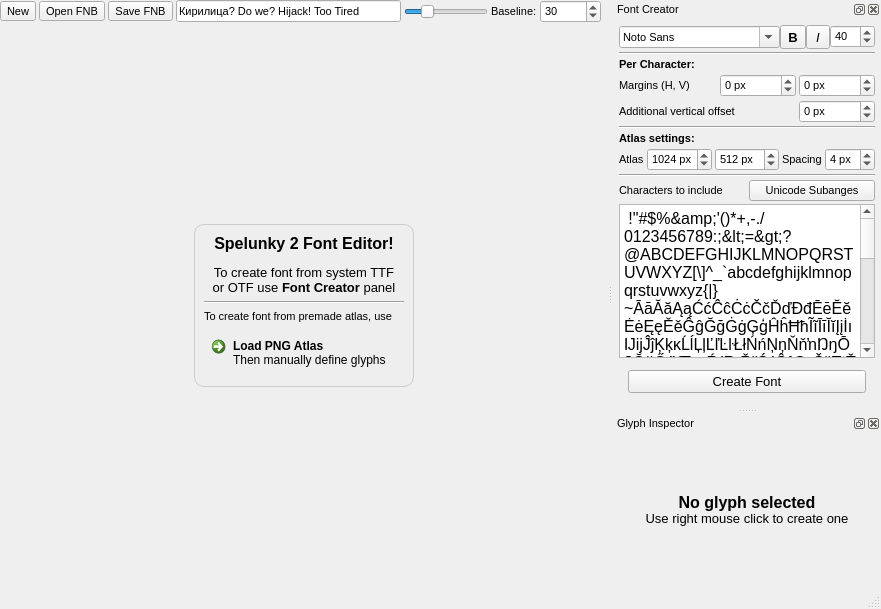
The window that mainwindow.ui (spelunky-fyi/Spelunky-2-Font-Editor) describes before a commit, drawn with Qt 5.
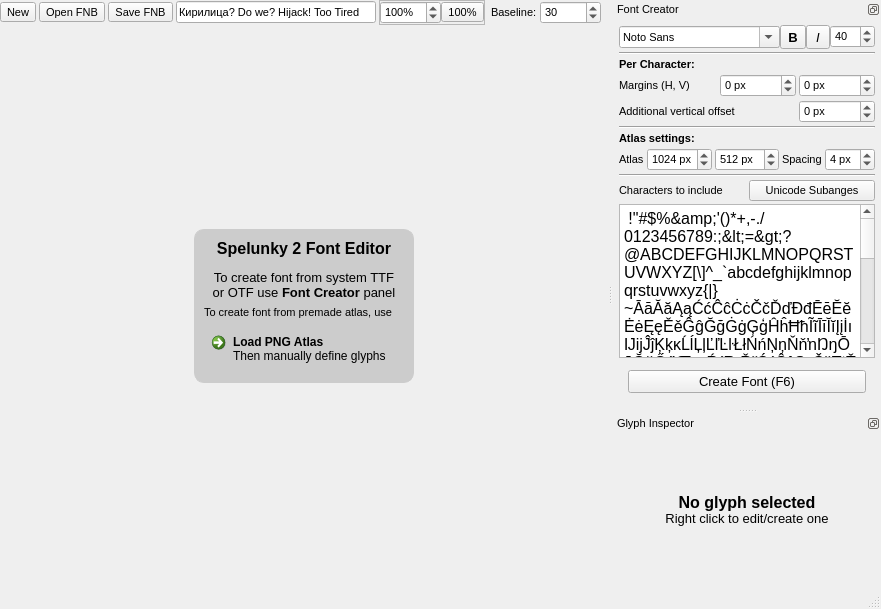
The same window after the commit. The open tabs and pages were chosen to show the change.

Commit message: Added keyboard control of current glyph, also spacing in the texture atlas packer

What changed in the file:
```diff
--- a/mainwindow.ui
+++ b/mainwindow.ui
@@ -38,14 +38,86 @@
     <property name="verticalSpacing">
      <number>0</number>
     </property>
-    <item row="0" column="3">
-     <widget class="QLineEdit" name="lineEdit">
+    <item row="0" column="2">
+     <widget class="QToolButton" name="saveFont">
+      <property name="sizePolicy">
+       <sizepolicy hsizetype="Fixed" vsizetype="Fixed">
+        <horstretch>0</horstretch>
+        <verstretch>0</verstretch>
+       </sizepolicy>
+      </property>
       <property name="text">
-       <string>Кирилица? Do we? Hijack! Too Tired</string>
+       <string>Save FNB</string>
       </property>
      </widget>
     </item>
-    <item row="0" column="6">
+    <item row="0" column="4">
+     <widget class="QFrame" name="frame_2">
+      <property name="frameShape">
+       <enum>QFrame::StyledPanel</enum>
+      </property>
+      <property name="frameShadow">
+       <enum>QFrame::Raised</enum>
+      </property>
+      <layout class="QHBoxLayout" name="horizontalLayout">
+       <property name="spacing">
+        <number>0</number>
+       </property>
+       <property name="leftMargin">
+        <number>0</number>
+       </property>
+       <property name="topMargin">
+        <number>0</number>
+       </property>
+       <property name="rightMargin">
+        <number>0</number>
+       </property>
+       <property name="bottomMargin">
+        <number>0</number>
+       </property>
+       <item>
+        <widget class="QSpinBox" name="zoomPercent">
+         <property name="sizePolicy">
+          <sizepolicy hsizetype="Fixed" vsizetype="Fixed">
+           <horstretch>0</horstretch>
+           <verstretch>0</verstretch>
+          </sizepolicy>
+         </property>
+         <property name="suffix">
+          <string>%</string>
+         </property>
+         <property name="minimum">
+          <number>20</number>
+         </property>
+         <property name="maximum">
+          <number>3200</number>
+         </property>
+         <property name="singleStep">
+          <number>20</number>
+         </property>
+         <property name="value">
+          <number>100</number>
+         </property>
+        </widget>
+       </item>
+       <item>
+        <widget class="QToolButton" name="zoom100">
+         <property name="text">
+          <string>100%</string>
+         </property>
+        </widget>
+       </item>
+      </layout>
+     </widget>
+    </item>
+    <item row="0" column="0">
+     <widget class="QToolButton" name="newFont">
+      <property name="text">
+       <string>New</string>
+      </property>
+     </widget>
+    </item>
+    <item row="0" column="7">
      <widget class="QSpinBox" name="fontBaseline">
       <property name="minimumSize">
        <size>
@@ -64,60 +136,6 @@
       </property>
      </widget>
     </item>
-    <item row="0" column="4">
-     <widget class="QSlider" name="horizontalSlider">
-      <property name="sizePolicy">
-       <sizepolicy hsizetype="Preferred" vsizetype="Fixed">
-        <horstretch>0</horstretch>
-        <verstretch>0</verstretch>
-       </sizepolicy>
-      </property>
-      <property name="maximumSize">
-       <size>
-        <width>16777215</width>
-        <height>16777215</height>
-       </size>
-      </property>
-      <property name="minimum">
-       <number>10</number>
-      </property>
-      <property name="maximum">
-       <number>400</number>
-      </property>
-      <property name="value">
-       <number>100</number>
-      </property>
-      <property name="orientation">
-       <enum>Qt::Horizontal</enum>
-      </property>
-     </widget>
-    </item>
-    <item row="0" column="5">
-     <widget class="QLabel" name="label_3">
-      <property name="sizePolicy">
-       <sizepolicy hsizetype="Fixed" vsizetype="Preferred">
-        <horstretch>0</horstretch>
-        <verstretch>0</verstretch>
-       </sizepolicy>
-      </property>
-      <property name="text">
-       <string>Baseline:</string>
-      </property>
-     </widget>
-    </item>
-    <item row="0" column="2">
-     <widget class="QToolButton" name="saveFont">
-      <property name="sizePolicy">
-       <sizepolicy hsizetype="Fixed" vsizetype="Fixed">
-        <horstretch>0</horstretch>
-        <verstretch>0</verstretch>
-       </sizepolicy>
-      </property>
-      <property name="text">
-       <string>Save FNB</string>
-      </property>
-     </widget>
-    </item>
     <item row="0" column="1">
      <widget class="QToolButton" name="loadFont">
       <property name="sizePolicy">
@@ -131,14 +149,14 @@
       </property>
      </widget>
     </item>
-    <item row="0" column="0">
-     <widget class="QToolButton" name="newFont">
+    <item row="0" column="3">
+     <widget class="QLineEdit" name="lineEdit">
       <property name="text">
-       <string>New</string>
+       <string>Кирилица? Do we? Hijack! Too Tired</string>
       </property>
      </widget>
     </item>
-    <item row="1" column="0" colspan="9">
+    <item row="1" column="0" colspan="10">
      <widget class="QWidget" name="frame" native="true">
       <layout class="QGridLayout" name="gridLayout_5">
        <item row="1" column="0">
@@ -196,7 +214,7 @@
        <item row="1" column="1">
         <widget class="QFrame" name="splash">
          <property name="styleSheet">
-          <string notr="true">#splash{background:#eee; border-radius:10; border:1px solid#ccc;}</string>
+          <string notr="true">#splash{background:#ccc; border-radius:10; border:1px solid#ccc;}</string>
          </property>
          <property name="frameShape">
           <enum>QFrame::StyledPanel</enum>
@@ -206,32 +224,6 @@
          </property>
          <layout class="QGridLayout" name="gridLayout_6">
           <item row="2" column="0">
-           <widget class="QLabel" name="label_19">
-            <property name="font">
-             <font>
-              <pointsize>8</pointsize>
-             </font>
-            </property>
-            <property name="text">
-             <string>To create font from premade atlas, use</string>
-            </property>
-           </widget>
-          </item>
-          <item row="0" column="0">
-           <widget class="QLabel" name="label_17">
-            <property name="font">
-             <font>
-              <pointsize>12</pointsize>
-              <weight>75</weight>
-              <bold>true</bold>
-             </font>
-            </property>
-            <property name="text">
-             <string>&lt;html&gt;&lt;head/&gt;&lt;body&gt;&lt;p align=&quot;center&quot;&gt;Spelunky 2 Font Editor!&lt;/p&gt;&lt;p align=&quot;center&quot;&gt;&lt;span style=&quot; font-size:10pt; font-weight:400;&quot;&gt;To create font from system TTF&lt;br/&gt;or OTF use &lt;/span&gt;&lt;span style=&quot; font-size:10pt;&quot;&gt;Font Creator &lt;/span&gt;&lt;span style=&quot; font-size:10pt; font-weight:400;&quot;&gt;panel&lt;/span&gt;&lt;/p&gt;&lt;/body&gt;&lt;/html&gt;</string>
-            </property>
-           </widget>
-          </item>
-          <item row="3" column="0">
            <widget class="QCommandLinkButton" name="loadPNGAtlas">
             <property name="minimumSize">
              <size>
@@ -251,9 +243,28 @@
            </widget>
           </item>
           <item row="1" column="0">
-           <widget class="Line" name="line_4">
-            <property name="orientation">
-             <enum>Qt::Horizontal</enum>
+           <widget class="QLabel" name="label_19">
+            <property name="font">
+             <font>
+              <pointsize>8</pointsize>
+             </font>
+            </property>
+            <property name="text">
+             <string>To create font from premade atlas, use</string>
+            </property>
+           </widget>
+          </item>
+          <item row="0" column="0">
+           <widget class="QLabel" name="label_17">
+            <property name="font">
+             <font>
+              <pointsize>12</pointsize>
+              <weight>75</weight>
+              <bold>true</bold>
+             </font>
+            </property>
+            <property name="text">
+             <string>&lt;html&gt;&lt;head/&gt;&lt;body&gt;&lt;p align=&quot;center&quot;&gt;Spelunky 2 Font Editor&lt;/p&gt;&lt;p align=&quot;center&quot;&gt;&lt;span style=&quot; font-size:10pt; font-weight:400;&quot;&gt;To create font from system TTF&lt;br/&gt;or OTF use &lt;/span&gt;&lt;span style=&quot; font-size:10pt;&quot;&gt;Font Creator &lt;/span&gt;&lt;span style=&quot; font-size:10pt; font-weight:400;&quot;&gt;panel&lt;/span&gt;&lt;/p&gt;&lt;/body&gt;&lt;/html&gt;</string>
             </property>
            </widget>
           </item>
@@ -263,6 +274,19 @@
       </layout>
      </widget>
     </item>
+    <item row="0" column="6">
+     <widget class="QLabel" name="label_3">
+      <property name="sizePolicy">
+       <sizepolicy hsizetype="Fixed" vsizetype="Preferred">
+        <horstretch>0</horstretch>
+        <verstretch>0</verstretch>
+       </sizepolicy>
+      </property>
+      <property name="text">
+       <string>Baseline:</string>
+      </property>
+     </widget>
+    </item>
    </layout>
   </widget>
   <widget class="QMenuBar" name="menubar">
@@ -271,12 +295,18 @@
      <x>0</x>
      <y>0</y>
      <width>881</width>
-     <height>21</height>
+     <height>22</height>
     </rect>
    </property>
   </widget>
   <widget class="QStatusBar" name="statusbar"/>
   <widget class="QDockWidget" name="dwFontCreator">
+   <property name="features">
+    <set>QDockWidget::DockWidgetFloatable|QDockWidget::DockWidgetMovable</set>
+   </property>
+   <property name="allowedAreas">
+    <set>Qt::LeftDockWidgetArea|Qt::RightDockWidgetArea</set>
+   </property>
    <property name="windowTitle">
     <string>Font Creator</string>
    </property>
@@ -685,7 +715,10 @@
            </font>
           </property>
           <property name="text">
-           <string>Create Font</string>
+           <string>Create Font (F6)</string>
+          </property>
+          <property name="shortcut">
+           <string>F6</string>
           </property>
          </widget>
         </item>
@@ -702,6 +735,12 @@
      <verstretch>0</verstretch>
     </sizepolicy>
    </property>
+   <property name="features">
+    <set>QDockWidget::DockWidgetFloatable|QDockWidget::DockWidgetMovable</set>
+   </property>
+   <property name="allowedAreas">
+    <set>Qt::LeftDockWidgetArea|Qt::RightDockWidgetArea</set>
+   </property>
    <property name="windowTitle">
     <string>Glyph Inspector</string>
    </property>
@@ -728,7 +767,7 @@
      <item row="0" column="0">
       <widget class="QStackedWidget" name="glyphInspectorSW">
        <property name="currentIndex">
-        <number>1</number>
+        <number>0</number>
        </property>
        <widget class="QWidget" name="pgNoGlyphSelected">
         <layout class="QGridLayout" name="gridLayout_8">
@@ -740,7 +779,7 @@
             </font>
            </property>
            <property name="text">
-            <string>&lt;html&gt;&lt;head/&gt;&lt;body&gt;&lt;p&gt;&lt;span style=&quot; font-weight:600;&quot;&gt;No glyph selected&lt;br/&gt;&lt;/span&gt;&lt;span style=&quot; font-size:10pt;&quot;&gt;Use right mouse click to create one&lt;/span&gt;&lt;/p&gt;&lt;/body&gt;&lt;/html&gt;</string>
+            <string>&lt;html&gt;&lt;head/&gt;&lt;body&gt;&lt;p&gt;&lt;span style=&quot; font-weight:600;&quot;&gt;No glyph selected&lt;br/&gt;&lt;/span&gt;&lt;span style=&quot; font-size:10pt;&quot;&gt;Right click to edit/create one&lt;/span&gt;&lt;/p&gt;&lt;/body&gt;&lt;/html&gt;</string>
            </property>
            <property name="alignment">
             <set>Qt::AlignCenter</set>
```
The commit also changes 3 other files.
